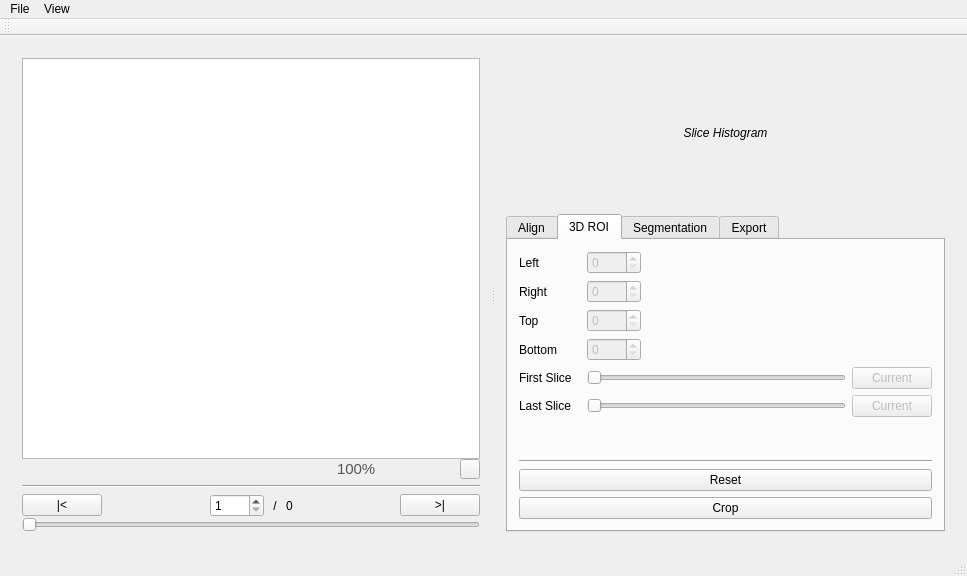
Before: the Qt Designer form mainwindow.ui in prsousa/TomSeg, drawn with Qt 5.
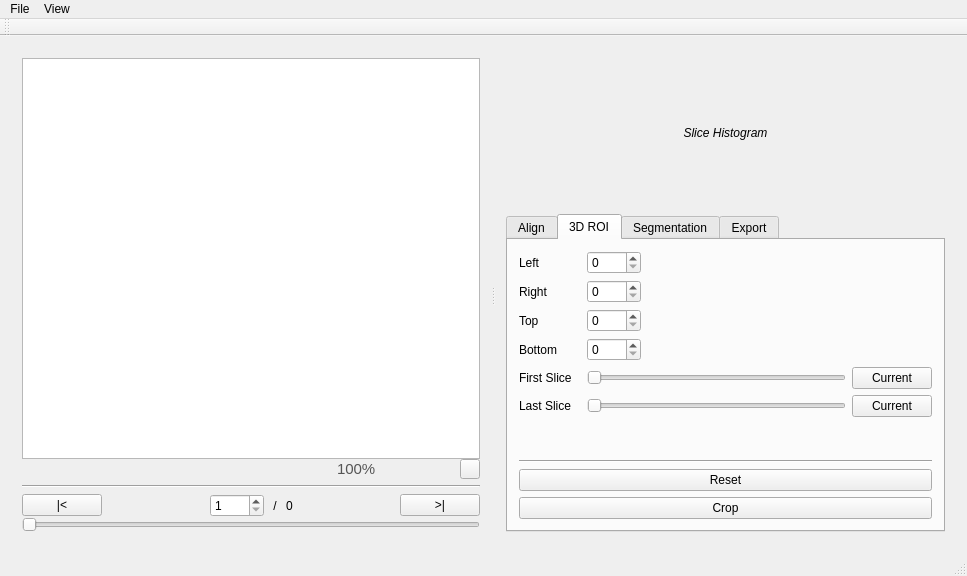
After: the same form once the commit is applied. The open tabs and pages were chosen to show the change. Icons and pictures are not drawn.

Commit message: Add functionality to "Current" buttons on 3D Align tab

Diff of the .ui file:
```diff
--- a/mainwindow.ui
+++ b/mainwindow.ui
@@ -321,6 +321,9 @@
         </item>
         <item>
          <widget class="QTabWidget" name="toolsTab">
+          <property name="enabled">
+           <bool>true</bool>
+          </property>
           <property name="currentIndex">
            <number>2</number>
           </property>
@@ -490,7 +493,7 @@
               <item row="0" column="1">
                <widget class="QSpinBox" name="leftCropSpinBox">
                 <property name="enabled">
-                 <bool>false</bool>
+                 <bool>true</bool>
                 </property>
                 <property name="maximum">
                  <number>1000</number>
@@ -510,7 +513,7 @@
               <item row="1" column="1">
                <widget class="QSpinBox" name="rightCropSpinBox">
                 <property name="enabled">
-                 <bool>false</bool>
+                 <bool>true</bool>
                 </property>
                 <property name="maximum">
                  <number>1000</number>
@@ -530,7 +533,7 @@
               <item row="2" column="1">
                <widget class="QSpinBox" name="topCropSpinBox">
                 <property name="enabled">
-                 <bool>false</bool>
+                 <bool>true</bool>
                 </property>
                 <property name="maximum">
                  <number>1000</number>
@@ -550,7 +553,7 @@
               <item row="3" column="1">
                <widget class="QSpinBox" name="bottomCropSpinBox">
                 <property name="enabled">
-                 <bool>false</bool>
+                 <bool>true</bool>
                 </property>
                 <property name="maximum">
                  <number>1000</number>
@@ -582,7 +585,7 @@
                 <item>
                  <widget class="QPushButton" name="pushButton_2">
                   <property name="enabled">
-                   <bool>false</bool>
+                   <bool>true</bool>
                   </property>
                   <property name="text">
                    <string>Current</string>
@@ -613,7 +616,7 @@
                 <item>
                  <widget class="QPushButton" name="pushButton_3">
                   <property name="enabled">
-                   <bool>false</bool>
+                   <bool>true</bool>
                   </property>
                   <property name="text">
                    <string>Current</string>
```
Left out of the diff: 8 changed lines with no effect on the pictures. The commit also changes 2 other files.
